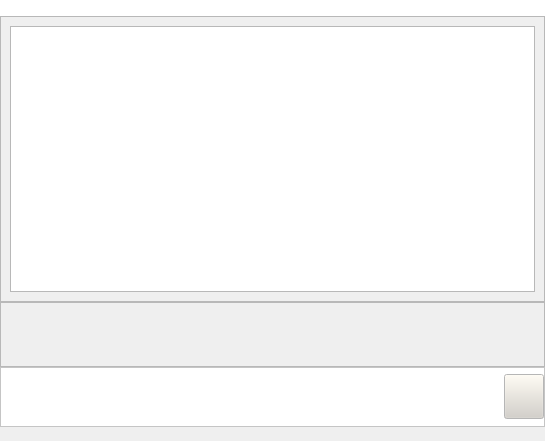
First picture: the form in wengophone/src/presentation/qt/chat/ChatRoomWidget.ui, repository tkrotoff/WengoPhone, before the edit.
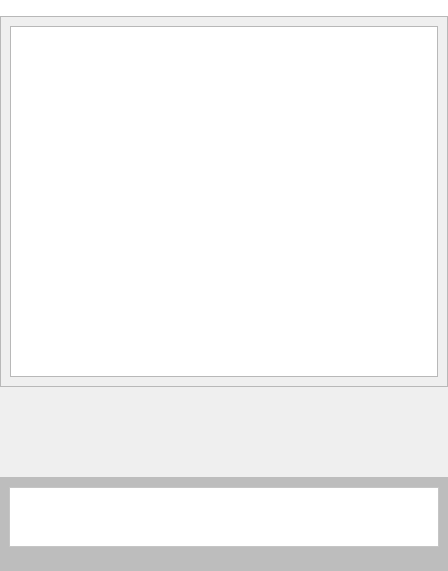
Second picture: the form after the edit. Icons and pictures are not drawn.

Commit message: Work on the chat window Many bug fixed

The edit to the form file:
```diff
--- a/wengophone/src/presentation/qt/chat/ChatRoomWidget.ui
+++ b/wengophone/src/presentation/qt/chat/ChatRoomWidget.ui
@@ -8,8 +8,8 @@
    <rect>
     <x>0</x>
     <y>0</y>
-    <width>545</width>
-    <height>441</height>
+    <width>448</width>
+    <height>571</height>
    </rect>
   </property>
   <property name="windowTitle" >
@@ -22,62 +22,12 @@
    <property name="spacing" >
     <number>0</number>
    </property>
-   <item row="2" column="0" >
-    <widget class="QFrame" name="actionFrame" >
-     <property name="minimumSize" >
-      <size>
-       <width>16</width>
-       <height>65</height>
-      </size>
-     </property>
+   <item row="3" column="0" colspan="2" >
+    <widget class="QFrame" name="frame_2" >
      <property name="maximumSize" >
       <size>
        <width>16777215</width>
-       <height>65</height>
-      </size>
-     </property>
-     <property name="frameShape" >
-      <enum>QFrame::StyledPanel</enum>
-     </property>
-     <property name="frameShadow" >
-      <enum>QFrame::Raised</enum>
-     </property>
-    </widget>
-   </item>
-   <item row="1" column="0" >
-    <widget class="QFrame" name="frame_3" >
-     <property name="frameShape" >
-      <enum>QFrame::StyledPanel</enum>
-     </property>
-     <property name="frameShadow" >
-      <enum>QFrame::Raised</enum>
-     </property>
-     <layout class="QGridLayout" >
-      <property name="margin" >
-       <number>9</number>
-      </property>
-      <property name="spacing" >
-       <number>6</number>
-      </property>
-      <item row="0" column="0" >
-       <widget class="QTextBrowser" name="chatHistory" />
-      </item>
-     </layout>
-    </widget>
-   </item>
-   <item row="4" column="0" >
-    <widget class="QLabel" name="typingStateLabel" >
-     <property name="text" >
-      <string/>
-     </property>
-    </widget>
-   </item>
-   <item row="0" column="0" >
-    <widget class="QFrame" name="contactListFrame" >
-     <property name="minimumSize" >
-      <size>
-       <width>180</width>
-       <height>16</height>
+       <height>80</height>
       </size>
      </property>
      <property name="palette" >
@@ -89,9 +39,9 @@
          <blue>0</blue>
         </color>
         <color>
-         <red>212</red>
-         <green>208</green>
-         <blue>200</blue>
+         <red>236</red>
+         <green>233</green>
+         <blue>216</blue>
         </color>
         <color>
          <red>255</red>
@@ -99,19 +49,19 @@
          <blue>255</blue>
         </color>
         <color>
-         <red>234</red>
-         <green>229</green>
-         <blue>220</blue>
+         <red>241</red>
+         <green>239</green>
+         <blue>226</blue>
         </color>
         <color>
-         <red>128</red>
-         <green>128</green>
-         <blue>128</blue>
+         <red>172</red>
+         <green>168</green>
+         <blue>153</blue>
         </color>
         <color>
-         <red>141</red>
-         <green>139</green>
-         <blue>133</blue>
+         <red>157</red>
+         <green>155</green>
+         <blue>144</blue>
         </color>
         <color>
          <red>0</red>
@@ -134,19 +84,19 @@
          <blue>255</blue>
         </color>
         <color>
-         <red>255</red>
-         <green>255</green>
-         <blue>255</blue>
+         <red>189</red>
+         <green>189</green>
+         <blue>189</blue>
         </color>
         <color>
-         <red>64</red>
-         <green>64</green>
-         <blue>64</blue>
+         <red>113</red>
+         <green>111</green>
+         <blue>100</blue>
         </color>
         <color>
-         <red>10</red>
-         <green>36</green>
-         <blue>106</blue>
+         <red>49</red>
+         <green>106</green>
+         <blue>197</blue>
         </color>
         <color>
          <red>255</red>
@@ -176,9 +126,9 @@
          <blue>0</blue>
         </color>
         <color>
-         <red>212</red>
-         <green>208</green>
-         <blue>200</blue>
+         <red>236</red>
+         <green>233</green>
+         <blue>216</blue>
         </color>
         <color>
          <red>255</red>
@@ -186,19 +136,19 @@
          <blue>255</blue>
         </color>
         <color>
-         <red>234</red>
-         <green>229</green>
-         <blue>220</blue>
+         <red>241</red>
+         <green>239</green>
+         <blue>226</blue>
         </color>
         <color>
-         <red>128</red>
-         <green>128</green>
-         <blue>128</blue>
+         <red>172</red>
+         <green>168</green>
+         <blue>153</blue>
         </color>
         <color>
-         <red>141</red>
-         <green>139</green>
-         <blue>133</blue>
+         <red>157</red>
+         <green>155</green>
+         <blue>144</blue>
         </color>
         <color>
          <red>0</red>
@@ -221,19 +171,19 @@
          <blue>255</blue>
         </color>
         <color>
-         <red>255</red>
-         <green>255</green>
-         <blue>255</blue>
+         <red>189</red>
+         <green>189</green>
+         <blue>189</blue>
         </color>
         <color>
-         <red>64</red>
-         <green>64</green>
-         <blue>64</blue>
+         <red>113</red>
+         <green>111</green>
+         <blue>100</blue>
         </color>
         <color>
-         <red>212</red>
-         <green>208</green>
-         <blue>200</blue>
+         <red>236</red>
+         <green>233</green>
+         <blue>216</blue>
         </color>
         <color>
          <red>0</red>
@@ -258,14 +208,14 @@
        </inactive>
        <disabled>
         <color>
-         <red>106</red>
-         <green>104</green>
-         <blue>100</blue>
+         <red>118</red>
+         <green>116</green>
+         <blue>108</blue>
         </color>
         <color>
-         <red>212</red>
-         <green>208</green>
-         <blue>200</blue>
+         <red>236</red>
+         <green>233</green>
+         <blue>216</blue>
         </color>
         <color>
          <red>255</red>
@@ -273,24 +223,24 @@
          <blue>255</blue>
         </color>
         <color>
-         <red>233</red>
-         <green>231</green>
-         <blue>227</blue>
+         <red>245</red>
+         <green>244</green>
+         <blue>235</blue>
         </color>
         <color>
-         <red>128</red>
-         <green>128</green>
-         <blue>128</blue>
+         <red>172</red>
+         <green>168</green>
+         <blue>153</blue>
         </color>
         <color>
-         <red>141</red>
-         <green>139</green>
-         <blue>133</blue>
+         <red>157</red>
+         <green>155</green>
+         <blue>144</blue>
         </color>
         <color>
-         <red>106</red>
-         <green>104</green>
-         <blue>100</blue>
+         <red>118</red>
+         <green>116</green>
+         <blue>108</blue>
         </color>
         <color>
          <red>255</red>
@@ -298,19 +248,19 @@
          <blue>255</blue>
         </color>
         <color>
-         <red>106</red>
-         <green>104</green>
-         <blue>100</blue>
+         <red>118</red>
+         <green>116</green>
+         <blue>108</blue>
         </color>
         <color>
-         <red>255</red>
-         <green>255</green>
-         <blue>255</blue>
+         <red>189</red>
+         <green>189</green>
+         <blue>189</blue>
         </color>
         <color>
-         <red>255</red>
-         <green>255</green>
-         <blue>255</blue>
+         <red>189</red>
+         <green>189</green>
+         <blue>189</blue>
         </color>
         <color>
          <red>0</red>
@@ -318,9 +268,9 @@
          <blue>0</blue>
         </color>
         <color>
-         <red>10</red>
-         <green>36</green>
-         <blue>106</blue>
+         <red>49</red>
+         <green>106</green>
+         <blue>197</blue>
         </color>
         <color>
          <red>255</red>
@@ -352,11 +302,16 @@
       <enum>QFrame::NoFrame</enum>
      </property>
      <property name="frameShadow" >
-      <enum>QFrame::Plain</enum>
+      <enum>QFrame::Raised</enum>
      </property>
-    </widget>
-   </item>
-   <item row="3" column="0" >
+     <layout class="QGridLayout" >
+      <property name="margin" >
+       <number>9</number>
+      </property>
+      <property name="spacing" >
+       <number>6</number>
+      </property>
+      <item row="0" column="0" >
     <widget class="QFrame" name="frame" >
      <property name="maximumSize" >
       <size>
@@ -657,10 +612,16 @@
          <string/>
         </property>
         <property name="icon" >
-         <iconset resource="../wengophone.qrc" >:/pics/chat_send_message.png</iconset>
+            <iconset resource="../wengophone.qrc" >:/pics/chat/chat_send.png</iconset>
+           </property>
+           <property name="iconSize" >
+            <size>
+             <width>50</width>
+             <height>50</height>
+            </size>
         </property>
         <property name="flat" >
-         <bool>false</bool>
+            <bool>true</bool>
         </property>
        </widget>
       </item>
@@ -684,6 +645,611 @@
        </widget>
       </item>
      </layout>
+       </widget>
+      </item>
+     </layout>
+    </widget>
+   </item>
+   <item row="4" column="0" colspan="2" >
+    <widget class="QLabel" name="typingStateLabel" >
+     <property name="palette" >
+      <palette>
+       <active>
+        <color>
+         <red>0</red>
+         <green>0</green>
+         <blue>0</blue>
+        </color>
+        <color>
+         <red>236</red>
+         <green>233</green>
+         <blue>216</blue>
+        </color>
+        <color>
+         <red>255</red>
+         <green>255</green>
+         <blue>255</blue>
+        </color>
+        <color>
+         <red>241</red>
+         <green>239</green>
+         <blue>226</blue>
+        </color>
+        <color>
+         <red>172</red>
+         <green>168</green>
+         <blue>153</blue>
+        </color>
+        <color>
+         <red>157</red>
+         <green>155</green>
+         <blue>144</blue>
+        </color>
+        <color>
+         <red>0</red>
+         <green>0</green>
+         <blue>0</blue>
+        </color>
+        <color>
+         <red>255</red>
+         <green>255</green>
+         <blue>255</blue>
+        </color>
+        <color>
+         <red>0</red>
+         <green>0</green>
+         <blue>0</blue>
+        </color>
+        <color>
+         <red>255</red>
+         <green>255</green>
+         <blue>255</blue>
+        </color>
+        <color>
+         <red>189</red>
+         <green>189</green>
+         <blue>189</blue>
+        </color>
+        <color>
+         <red>113</red>
+         <green>111</green>
+         <blue>100</blue>
+        </color>
+        <color>
+         <red>49</red>
+         <green>106</green>
+         <blue>197</blue>
+        </color>
+        <color>
+         <red>255</red>
+         <green>255</green>
+         <blue>255</blue>
+        </color>
+        <color>
+         <red>0</red>
+         <green>0</green>
+         <blue>255</blue>
+        </color>
+        <color>
+         <red>255</red>
+         <green>0</green>
+         <blue>255</blue>
+        </color>
+        <color>
+         <red>232</red>
+         <green>232</green>
+         <blue>232</blue>
+        </color>
+       </active>
+       <inactive>
+        <color>
+         <red>0</red>
+         <green>0</green>
+         <blue>0</blue>
+        </color>
+        <color>
+         <red>236</red>
+         <green>233</green>
+         <blue>216</blue>
+        </color>
+        <color>
+         <red>255</red>
+         <green>255</green>
+         <blue>255</blue>
+        </color>
+        <color>
+         <red>241</red>
+         <green>239</green>
+         <blue>226</blue>
+        </color>
+        <color>
+         <red>172</red>
+         <green>168</green>
+         <blue>153</blue>
+        </color>
+        <color>
+         <red>157</red>
+         <green>155</green>
+         <blue>144</blue>
+        </color>
+        <color>
+         <red>0</red>
+         <green>0</green>
+         <blue>0</blue>
+        </color>
+        <color>
+         <red>255</red>
+         <green>255</green>
+         <blue>255</blue>
+        </color>
+        <color>
+         <red>0</red>
+         <green>0</green>
+         <blue>0</blue>
+        </color>
+        <color>
+         <red>255</red>
+         <green>255</green>
+         <blue>255</blue>
+        </color>
+        <color>
+         <red>189</red>
+         <green>189</green>
+         <blue>189</blue>
+        </color>
+        <color>
+         <red>113</red>
+         <green>111</green>
+         <blue>100</blue>
+        </color>
+        <color>
+         <red>236</red>
+         <green>233</green>
+         <blue>216</blue>
+        </color>
+        <color>
+         <red>0</red>
+         <green>0</green>
+         <blue>0</blue>
+        </color>
+        <color>
+         <red>0</red>
+         <green>0</green>
+         <blue>255</blue>
+        </color>
+        <color>
+         <red>255</red>
+         <green>0</green>
+         <blue>255</blue>
+        </color>
+        <color>
+         <red>232</red>
+         <green>232</green>
+         <blue>232</blue>
+        </color>
+       </inactive>
+       <disabled>
+        <color>
+         <red>118</red>
+         <green>116</green>
+         <blue>108</blue>
+        </color>
+        <color>
+         <red>236</red>
+         <green>233</green>
+         <blue>216</blue>
+        </color>
+        <color>
+         <red>255</red>
+         <green>255</green>
+         <blue>255</blue>
+        </color>
+        <color>
+         <red>245</red>
+         <green>244</green>
+         <blue>235</blue>
+        </color>
+        <color>
+         <red>172</red>
+         <green>168</green>
+         <blue>153</blue>
+        </color>
+        <color>
+         <red>157</red>
+         <green>155</green>
+         <blue>144</blue>
+        </color>
+        <color>
+         <red>118</red>
+         <green>116</green>
+         <blue>108</blue>
+        </color>
+        <color>
+         <red>255</red>
+         <green>255</green>
+         <blue>255</blue>
+        </color>
+        <color>
+         <red>118</red>
+         <green>116</green>
+         <blue>108</blue>
+        </color>
+        <color>
+         <red>189</red>
+         <green>189</green>
+         <blue>189</blue>
+        </color>
+        <color>
+         <red>189</red>
+         <green>189</green>
+         <blue>189</blue>
+        </color>
+        <color>
+         <red>0</red>
+         <green>0</green>
+         <blue>0</blue>
+        </color>
+        <color>
+         <red>49</red>
+         <green>106</green>
+         <blue>197</blue>
+        </color>
+        <color>
+         <red>255</red>
+         <green>255</green>
+         <blue>255</blue>
+        </color>
+        <color>
+         <red>0</red>
+         <green>0</green>
+         <blue>255</blue>
+        </color>
+        <color>
+         <red>255</red>
+         <green>0</green>
+         <blue>255</blue>
+        </color>
+        <color>
+         <red>232</red>
+         <green>232</green>
+         <blue>232</blue>
+        </color>
+       </disabled>
+      </palette>
+     </property>
+     <property name="autoFillBackground" >
+      <bool>true</bool>
+     </property>
+     <property name="text" >
+      <string/>
+     </property>
+    </widget>
+   </item>
+   <item row="0" column="0" >
+    <widget class="QFrame" name="contactListFrame" >
+     <property name="minimumSize" >
+      <size>
+       <width>180</width>
+       <height>16</height>
+      </size>
+     </property>
+     <property name="palette" >
+      <palette>
+       <active>
+        <color>
+         <red>0</red>
+         <green>0</green>
+         <blue>0</blue>
+        </color>
+        <color>
+         <red>212</red>
+         <green>208</green>
+         <blue>200</blue>
+        </color>
+        <color>
+         <red>255</red>
+         <green>255</green>
+         <blue>255</blue>
+        </color>
+        <color>
+         <red>234</red>
+         <green>229</green>
+         <blue>220</blue>
+        </color>
+        <color>
+         <red>128</red>
+         <green>128</green>
+         <blue>128</blue>
+        </color>
+        <color>
+         <red>141</red>
+         <green>139</green>
+         <blue>133</blue>
+        </color>
+        <color>
+         <red>0</red>
+         <green>0</green>
+         <blue>0</blue>
+        </color>
+        <color>
+         <red>255</red>
+         <green>255</green>
+         <blue>255</blue>
+        </color>
+        <color>
+         <red>0</red>
+         <green>0</green>
+         <blue>0</blue>
+        </color>
+        <color>
+         <red>255</red>
+         <green>255</green>
+         <blue>255</blue>
+        </color>
+        <color>
+         <red>255</red>
+         <green>255</green>
+         <blue>255</blue>
+        </color>
+        <color>
+         <red>64</red>
+         <green>64</green>
+         <blue>64</blue>
+        </color>
+        <color>
+         <red>10</red>
+         <green>36</green>
+         <blue>106</blue>
+        </color>
+        <color>
+         <red>255</red>
+         <green>255</green>
+         <blue>255</blue>
+        </color>
+        <color>
+         <red>0</red>
+         <green>0</green>
+         <blue>255</blue>
+        </color>
+        <color>
+         <red>255</red>
+         <green>0</green>
+         <blue>255</blue>
+        </color>
+        <color>
+         <red>232</red>
+         <green>232</green>
+         <blue>232</blue>
+        </color>
+       </active>
+       <inactive>
+        <color>
+         <red>0</red>
+         <green>0</green>
+         <blue>0</blue>
+        </color>
+        <color>
+         <red>212</red>
+         <green>208</green>
+         <blue>200</blue>
+        </color>
+        <color>
+         <red>255</red>
+         <green>255</green>
+         <blue>255</blue>
+        </color>
+        <color>
+         <red>234</red>
+         <green>229</green>
+         <blue>220</blue>
+        </color>
+        <color>
+         <red>128</red>
+         <green>128</green>
+         <blue>128</blue>
+        </color>
+        <color>
+         <red>141</red>
+         <green>139</green>
+         <blue>133</blue>
+        </color>
+        <color>
+         <red>0</red>
+         <green>0</green>
+         <blue>0</blue>
+        </color>
+        <color>
+         <red>255</red>
+         <green>255</green>
+         <blue>255</blue>
+        </color>
+        <color>
+         <red>0</red>
+         <green>0</green>
+         <blue>0</blue>
+        </color>
+        <color>
+         <red>255</red>
+         <green>255</green>
+         <blue>255</blue>
+        </color>
+        <color>
+         <red>255</red>
+         <green>255</green>
+         <blue>255</blue>
+        </color>
+        <color>
+         <red>64</red>
+         <green>64</green>
+         <blue>64</blue>
+        </color>
+        <color>
+         <red>212</red>
+         <green>208</green>
+         <blue>200</blue>
+        </color>
+        <color>
+         <red>0</red>
+         <green>0</green>
+         <blue>0</blue>
+        </color>
+        <color>
+         <red>0</red>
+         <green>0</green>
+         <blue>255</blue>
+        </color>
+        <color>
+         <red>255</red>
+         <green>0</green>
+         <blue>255</blue>
+        </color>
+        <color>
+         <red>232</red>
+         <green>232</green>
+         <blue>232</blue>
+        </color>
+       </inactive>
+       <disabled>
+        <color>
+         <red>106</red>
+         <green>104</green>
+         <blue>100</blue>
+        </color>
+        <color>
+         <red>212</red>
+         <green>208</green>
+         <blue>200</blue>
+        </color>
+        <color>
+         <red>255</red>
+         <green>255</green>
+         <blue>255</blue>
+        </color>
+        <color>
+         <red>233</red>
+         <green>231</green>
+         <blue>227</blue>
+        </color>
+        <color>
+         <red>128</red>
+         <green>128</green>
+         <blue>128</blue>
+        </color>
+        <color>
+         <red>141</red>
+         <green>139</green>
+         <blue>133</blue>
+        </color>
+        <color>
+         <red>106</red>
+         <green>104</green>
+         <blue>100</blue>
+        </color>
+        <color>
+         <red>255</red>
+         <green>255</green>
+         <blue>255</blue>
+        </color>
+        <color>
+         <red>106</red>
+         <green>104</green>
+         <blue>100</blue>
+        </color>
+        <color>
+         <red>255</red>
+         <green>255</green>
+         <blue>255</blue>
+        </color>
+        <color>
+         <red>255</red>
+         <green>255</green>
+         <blue>255</blue>
+        </color>
+        <color>
+         <red>0</red>
+         <green>0</green>
+         <blue>0</blue>
+        </color>
+        <color>
+         <red>10</red>
+         <green>36</green>
+         <blue>106</blue>
+        </color>
+        <color>
+         <red>255</red>
+         <green>255</green>
+         <blue>255</blue>
+        </color>
+        <color>
+         <red>0</red>
+         <green>0</green>
+         <blue>255</blue>
+        </color>
+        <color>
+         <red>255</red>
+         <green>0</green>
+         <blue>255</blue>
+        </color>
+        <color>
+         <red>232</red>
+         <green>232</green>
+         <blue>232</blue>
+        </color>
+       </disabled>
+      </palette>
+     </property>
+     <property name="autoFillBackground" >
+      <bool>true</bool>
+     </property>
+     <property name="frameShape" >
+      <enum>QFrame::NoFrame</enum>
+     </property>
+     <property name="frameShadow" >
+      <enum>QFrame::Plain</enum>
+     </property>
+    </widget>
+   </item>
+   <item row="1" column="0" >
+    <widget class="QFrame" name="frame_3" >
+     <property name="frameShape" >
+      <enum>QFrame::StyledPanel</enum>
+     </property>
+     <property name="frameShadow" >
+      <enum>QFrame::Raised</enum>
+     </property>
+     <layout class="QGridLayout" >
+      <property name="margin" >
+       <number>9</number>
+      </property>
+      <property name="spacing" >
+       <number>6</number>
+      </property>
+      <item row="0" column="0" >
+       <widget class="QTextBrowser" name="chatHistory" />
+      </item>
+     </layout>
+    </widget>
+   </item>
+   <item row="2" column="0" colspan="2" >
+    <widget class="QFrame" name="actionFrame" >
+     <property name="minimumSize" >
+      <size>
+       <width>16</width>
+       <height>90</height>
+      </size>
+     </property>
+     <property name="maximumSize" >
+      <size>
+       <width>16777215</width>
+       <height>90</height>
+      </size>
+     </property>
+     <property name="frameShape" >
+      <enum>QFrame::NoFrame</enum>
+     </property>
+     <property name="frameShadow" >
+      <enum>QFrame::Raised</enum>
+     </property>
     </widget>
    </item>
   </layout>
```
Lines whose indentation alone changed are shown as unchanged. The commit also changes 38 other files.
